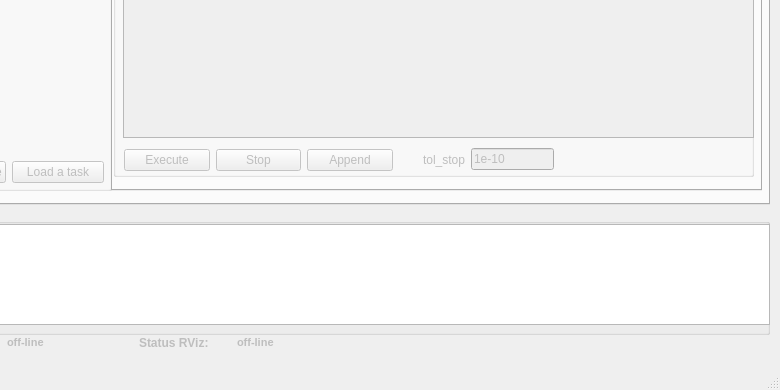
The window that ui/main_window.ui (zohannn/motion_manager) describes before a commit, drawn with Qt 5; both pictures show x 321 to 1101 and y 315 to 705 of the 1101 by 705 pixel window.
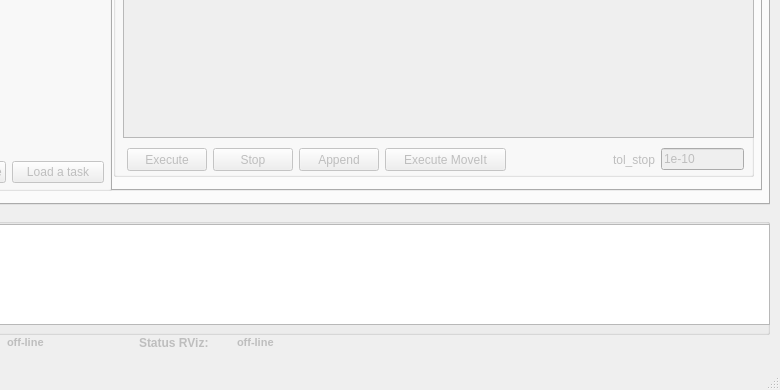
The same window after the commit. The open tabs and pages were chosen to show the change. Icons and pictures are not drawn.

```diff
--- a/ui/main_window.ui
+++ b/ui/main_window.ui
@@ -819,39 +819,6 @@
           </item>
          </layout>
         </widget>
-        <widget class="QWidget" name="layoutWidget_action_mov">
-         <property name="geometry">
-          <rect>
-           <x>11</x>
-           <y>210</y>
-           <width>269</width>
-           <height>28</height>
-          </rect>
-         </property>
-         <layout class="QHBoxLayout" name="horizontalLayout_action_move">
-          <item>
-           <widget class="QPushButton" name="pushButton_execMov">
-            <property name="text">
-             <string>Execute</string>
-            </property>
-           </widget>
-          </item>
-          <item>
-           <widget class="QPushButton" name="pushButton_stop_mov">
-            <property name="text">
-             <string>Stop</string>
-            </property>
-           </widget>
-          </item>
-          <item>
-           <widget class="QPushButton" name="pushButton_append_mov">
-            <property name="text">
-             <string>Append</string>
-            </property>
-           </widget>
-          </item>
-         </layout>
-        </widget>
         <widget class="QTableWidget" name="tableWidget_sol_mov">
          <property name="geometry">
           <rect>
@@ -865,7 +832,7 @@
         <widget class="QWidget" name="layoutWidget_tol_stop">
          <property name="geometry">
           <rect>
-           <x>310</x>
+           <x>500</x>
            <y>210</y>
            <width>131</width>
            <height>27</height>
@@ -888,6 +855,61 @@
           </item>
          </layout>
         </widget>
+        <widget class="QPushButton" name="pushButton_execMov">
+         <property name="geometry">
+          <rect>
+           <x>14</x>
+           <y>212</y>
+           <width>80</width>
+           <height>23</height>
+          </rect>
+         </property>
+         <property name="text">
+          <string>Execute</string>
+         </property>
+        </widget>
+        <widget class="QPushButton" name="pushButton_stop_mov">
+         <property name="geometry">
+          <rect>
+           <x>100</x>
+           <y>212</y>
+           <width>80</width>
+           <height>23</height>
+          </rect>
+         </property>
+         <property name="text">
+          <string>Stop</string>
+         </property>
+        </widget>
+        <widget class="QPushButton" name="pushButton_append_mov">
+         <property name="geometry">
+          <rect>
+           <x>186</x>
+           <y>212</y>
+           <width>80</width>
+           <height>23</height>
+          </rect>
+         </property>
+         <property name="text">
+          <string>Append</string>
+         </property>
+        </widget>
+        <widget class="QPushButton" name="pushButton_execMov_moveit">
+         <property name="enabled">
+          <bool>false</bool>
+         </property>
+         <property name="geometry">
+          <rect>
+           <x>272</x>
+           <y>212</y>
+           <width>121</width>
+           <height>23</height>
+          </rect>
+         </property>
+         <property name="text">
+          <string>Execute MoveIt</string>
+         </property>
+        </widget>
        </widget>
       </widget>
       <widget class="QWidget" name="tab_task">
```
Left out of the diff: 2 changed lines with no effect on the pictures.
